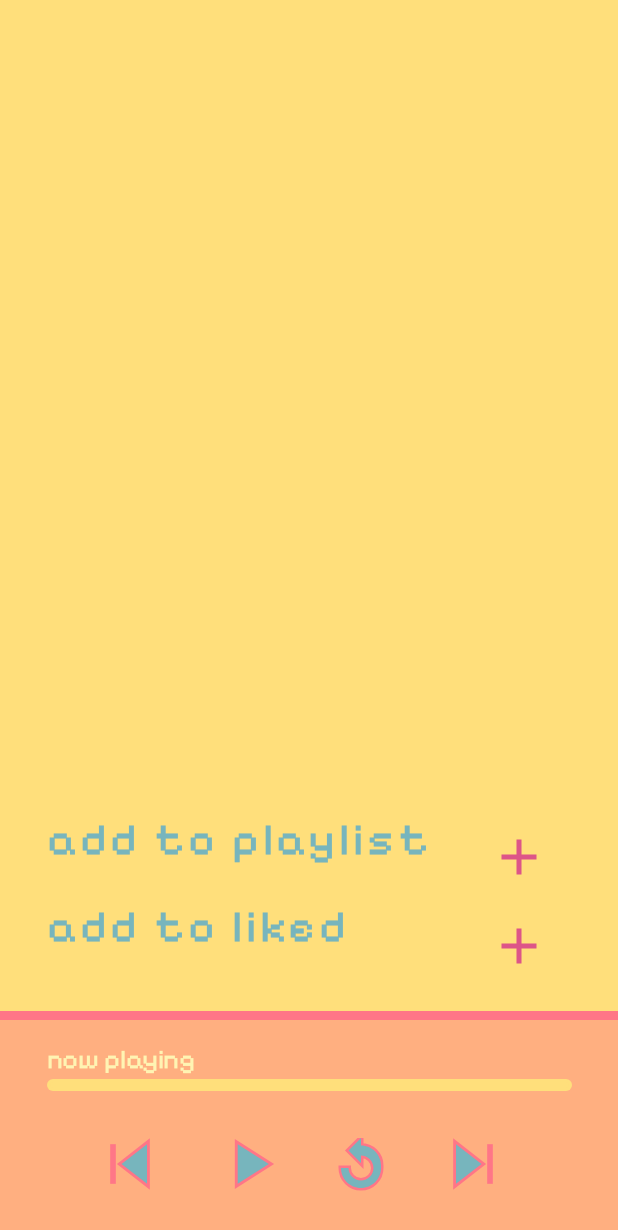
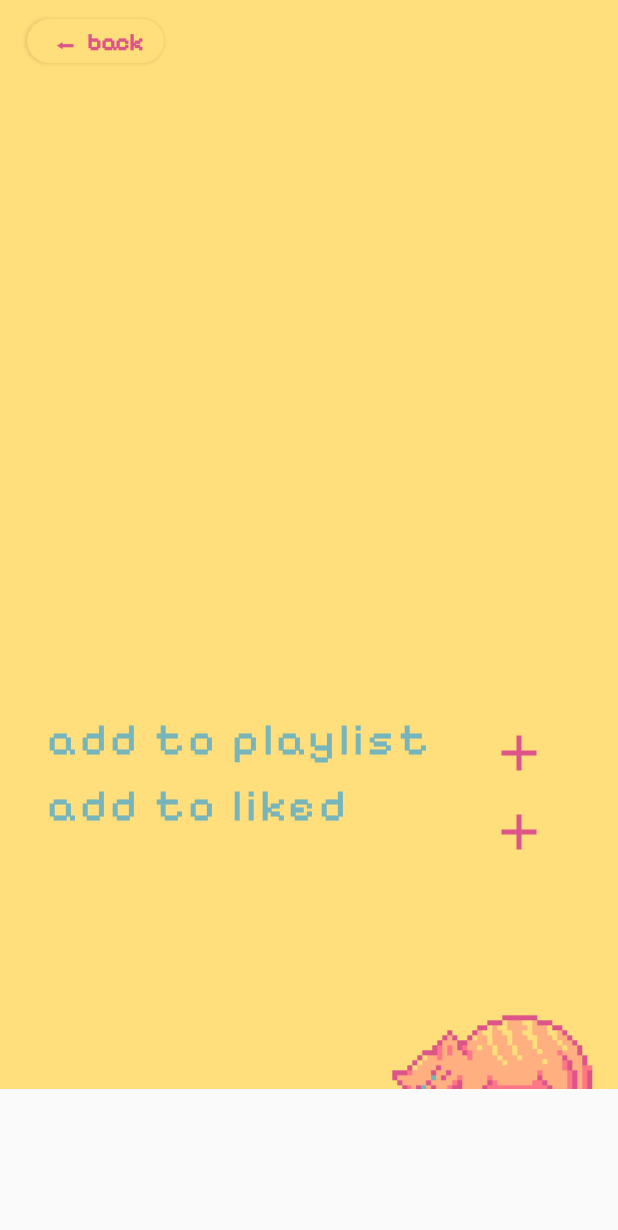
Before and after one commit to smariyamm/Whispurrs, an Android app: the SelectedSongActivity screen opened directly, with no data from a screen before it, on a phone screen of 412 x 824 dp. Shown: the top 1230 px of the screen. Run offline under Robolectric (Android 15) with nearby library versions, the light colour scheme and no system bars; our stand-ins replace Firebase (no records; nobody signed in at launch, a user with empty details on screens opened directly); 1 statement that could not run was skipped.

Commit message:
fixed selected song feature

```diff
--- a/Whispurrs/app/src/main/java/com/example/whispurrs/SelectedSongActivity.java
+++ b/Whispurrs/app/src/main/java/com/example/whispurrs/SelectedSongActivity.java
@@ -1,8 +1,10 @@
 package com.example.whispurrs;
 
+import android.content.Intent;
 import android.media.MediaPlayer;
 import android.os.Bundle;
 import android.os.Handler;
+import android.widget.Button;
 import android.widget.ProgressBar;
 import android.widget.TextView;
 
@@ -25,11 +27,18 @@ public class SelectedSongActivity extends AppCompatActivity {
         super.onCreate(savedInstanceState);
         EdgeToEdge.enable(this);
         setContentView(R.layout.activity_selected_song);
-        ViewCompat.setOnApplyWindowInsetsListener(findViewById(R.id.main), (v, insets) -> {
+        ViewCompat.setOnApplyWindowInsetsListener(findViewById(R.id.selected_song_screen), (v, insets) -> {
             Insets systemBars = insets.getInsets(WindowInsetsCompat.Type.systemBars());
             v.setPadding(systemBars.left, systemBars.top, systemBars.right, systemBars.bottom);
             return insets;
         });
+
+        Button back = findViewById(R.id.backbutton);
+        back.setOnClickListener(v -> {
+            Intent intent = new Intent(SelectedSongActivity.this, BeatsLibrary.class);
+            startActivity(intent);
+        });
+
 
         String songName = getIntent().getStringExtra("songName");
         String songUrl = getIntent().getStringExtra("songUrl");
@@ -46,7 +55,6 @@ public class SelectedSongActivity extends AppCompatActivity {
         name4.setText(songName);
         name5.setText(songName);
 
-        progress = findViewById(R.id.songProgress); // initialize ProgressBar
 
         mediaPlayer = new MediaPlayer();
         try {
--- /dev/null
+++ b/Whispurrs/app/src/main/res/drawable/yellowroundedbutton.xml
@@ -0,0 +1,6 @@
+<?xml version="1.0" encoding="utf-8"?>
+<shape xmlns:android="http://schemas.android.com/apk/res/android"
+    android:shape="rectangle">
+    <solid android:color="#FFDF7B" />
+    <corners android:radius="110dp" />
+</shape>
--- a/Whispurrs/app/src/main/res/layout/activity_selected_song.xml
+++ b/Whispurrs/app/src/main/res/layout/activity_selected_song.xml
@@ -2,18 +2,25 @@
 <androidx.constraintlayout.widget.ConstraintLayout xmlns:android="http://schemas.android.com/apk/res/android"
     xmlns:app="http://schemas.android.com/apk/res-auto"
     xmlns:tools="http://schemas.android.com/tools"
-    android:id="@+id/main"
+    android:id="@+id/selected_song_screen"
     android:layout_width="match_parent"
-    android:layout_height="match_parent"
+    android:layout_height="726dp"
     android:background="#FFDF7B"
-    tools:context=".SelectedSongActivity" >
+    tools:context=".SelectedSongActivity"
+    android:clickable="true"
+    android:focusable="true"
+
+    android:gravity="center"
+    >
+
 
     <FrameLayout
         android:id="@+id/frameLayout"
         android:layout_width="wrap_content"
         android:layout_height="wrap_content"
         android:layout_gravity="center"
-        android:layout_marginBottom="700dp"
+        android:layout_marginTop="70dp"
+        android:layout_marginBottom="580dp"
         app:layout_constraintBottom_toBottomOf="parent"
         app:layout_constraintEnd_toEndOf="parent"
         app:layout_constraintStart_toStartOf="parent"
@@ -91,108 +98,11 @@
     <!-- !!!!!!!!!!!!!!!!!!!!!! BOTTOM BAR !!!!!!!!!!!!!!!!!!!!!!  -->
 
 
-    <LinearLayout
-        android:id="@+id/bottomPlaybackBar"
-        android:layout_width="0dp"
-        android:layout_height="150dp"
-        android:background="@drawable/nowplaying"
-        android:gravity="center_vertical"
-        android:orientation="horizontal"
-        android:padding="10dp"
-        app:layout_constraintBottom_toBottomOf="parent"
-        app:layout_constraintEnd_toEndOf="parent"
-        app:layout_constraintHorizontal_bias="0.0"
-        app:layout_constraintStart_toStartOf="parent">
-
-    </LinearLayout>
-
-    <ImageButton
-        android:id="@+id/playPauseButton"
-        android:layout_width="wrap_content"
-        android:layout_height="wrap_content"
-        android:layout_marginEnd="80dp"
-        android:background="@null"
-        android:contentDescription="Play/Pause"
-        android:scaleType="centerInside"
-        android:src="@drawable/play"
-        app:layout_constraintBottom_toBottomOf="parent"
-        app:layout_constraintEnd_toEndOf="parent"
-        app:layout_constraintStart_toStartOf="@+id/bottomPlaybackBar"
-        app:layout_constraintTop_toBottomOf="@+id/linearLayout" />
-
-    <LinearLayout
-        android:id="@+id/linearLayout"
-        android:layout_width="350dp"
-        android:layout_height="wrap_content"
-        android:layout_marginBottom="75dp"
-        android:orientation="vertical"
-        app:layout_constraintBottom_toBottomOf="@+id/bottomPlaybackBar"
-        app:layout_constraintEnd_toEndOf="@+id/bottomPlaybackBar"
-        app:layout_constraintStart_toStartOf="@+id/bottomPlaybackBar"
-        app:layout_constraintTop_toTopOf="@+id/bottomPlaybackBar">
-
-        <TextView
-            android:id="@+id/songTitle"
-            android:layout_width="wrap_content"
-            android:layout_height="wrap_content"
-            android:fontFamily="@font/pixelify_sans_medium"
-            android:paddingBottom="2dp"
-            android:text="now playing"
-            android:textColor="#FFF4B3"
-            android:textSize="18sp" />
-
-        <ProgressBar
-            android:id="@+id/songProgress"
-            style="?android:attr/progressBarStyleHorizontal"
-            android:layout_width="match_parent"
-            android:layout_height="8dp"
-            android:background="@drawable/progressbar"
-            android:backgroundTint="#FFDF7B"
-            android:max="100"
-            android:padding="2dp"
-            android:progress="0"
-            android:progressDrawable="@drawable/progress" />
-    </LinearLayout>
-
-    <ImageButton
-        android:id="@+id/skip"
-        android:layout_width="wrap_content"
-        android:layout_height="wrap_content"
-        android:layout_marginStart="30dp"
-        android:background="@drawable/skip"
-        app:layout_constraintBottom_toBottomOf="parent"
-        app:layout_constraintEnd_toEndOf="parent"
-        app:layout_constraintStart_toEndOf="@+id/playPauseButton"
-        app:layout_constraintTop_toBottomOf="@+id/linearLayout" />
-
-    <ImageButton
-        android:id="@+id/back"
-        android:layout_width="wrap_content"
-        android:layout_height="wrap_content"
-        android:layout_marginStart="30dp"
-        android:background="@drawable/skip"
-        android:rotationY="180"
-        app:layout_constraintBottom_toBottomOf="parent"
-        app:layout_constraintEnd_toStartOf="@+id/playPauseButton"
-        app:layout_constraintStart_toStartOf="@+id/bottomPlaybackBar"
-        app:layout_constraintTop_toBottomOf="@+id/linearLayout" />
-
-    <ImageButton
-        android:id="@+id/button4"
-        android:layout_width="wrap_content"
-        android:layout_height="wrap_content"
-        android:layout_marginTop="5dp"
-        android:layout_weight="1"
-        android:background="@drawable/replay"
-        app:layout_constraintBottom_toBottomOf="parent"
-        app:layout_constraintEnd_toStartOf="@+id/skip"
-        app:layout_constraintStart_toEndOf="@+id/playPauseButton"
-        app:layout_constraintTop_toBottomOf="@+id/linearLayout" />
-
     <TextView
         android:id="@+id/playlist"
         android:layout_width="wrap_content"
         android:layout_height="wrap_content"
+        android:layout_marginBottom="130dp"
         android:fontFamily="@font/pixelify_sans_medium"
         android:gravity="center"
         android:letterSpacing="0.09"
@@ -200,7 +110,7 @@
         android:text="add to playlist"
         android:textColor="#77B5BD"
         android:textSize="30sp"
-        app:layout_constraintBottom_toTopOf="@+id/bottomPlaybackBar"
+        app:layout_constraintBottom_toBottomOf="parent"
         app:layout_constraintEnd_toEndOf="parent"
         app:layout_constraintHorizontal_bias="0.198"
         app:layout_constraintStart_toStartOf="parent"
@@ -211,6 +121,7 @@
         android:id="@+id/liked"
         android:layout_width="wrap_content"
         android:layout_height="wrap_content"
+        android:layout_marginBottom="170dp"
         android:fontFamily="@font/pixelify_sans_medium"
         android:gravity="center"
         android:letterSpacing="0.09"
@@ -218,11 +129,11 @@
         android:text="add to liked"
         android:textColor="#77B5BD"
         android:textSize="30sp"
-        app:layout_constraintBottom_toTopOf="@+id/bottomPlaybackBar"
+        app:layout_constraintBottom_toBottomOf="parent"
         app:layout_constraintEnd_toEndOf="parent"
         app:layout_constraintHorizontal_bias="0.146"
         app:layout_constraintStart_toStartOf="parent"
-        app:layout_constraintTop_toTopOf="parent"
+        app:layout_constraintTop_toBottomOf="@+id/playlist"
         app:layout_constraintVertical_bias="0.94" />
 
     <ImageButton
@@ -257,4 +168,36 @@
         app:layout_constraintTop_toTopOf="parent"
         app:layout_constraintVertical_bias="0.779" />
 
+
+    <Button
+        android:id="@+id/backbutton"
+        android:layout_width="91dp"
+        android:layout_height="29dp"
+        android:background="@drawable/yellowroundedbutton"
+        android:fontFamily="@font/pixelify_sans_medium"
+        android:text=" ⬅  back"
+        android:textAllCaps="false"
+        android:textColor="#DD5588"
+        android:textSize="16sp"
+        android:textStyle="bold"
+        app:layout_constraintBottom_toBottomOf="parent"
+        app:layout_constraintEnd_toEndOf="parent"
+        app:layout_constraintHorizontal_bias="0.056"
+        app:layout_constraintStart_toStartOf="parent"
+        app:layout_constraintTop_toTopOf="parent"
+        app:layout_constraintVertical_bias="0.018" />
+
+    <ImageView
+        android:id="@+id/imageViewGif"
+        android:layout_width="250dp"
+        android:layout_height="250dp"
+        android:layout_marginStart="245dp"
+        android:layout_marginTop="715dp"
+        android:scaleType="fitXY"
+        android:src="@drawable/resizedsleepycat"
+        app:layout_constraintBottom_toBottomOf="parent"
+        app:layout_constraintEnd_toEndOf="parent"
+        app:layout_constraintStart_toStartOf="parent"
+        app:layout_constraintTop_toTopOf="parent" />
+
 </androidx.constraintlayout.widget.ConstraintLayout>
```
Also changed, not shown: Whispurrs/app/src/main/java/com/example/whispurrs/BeatsLibrary.java (+84 -8 lines), Whispurrs/app/src/main/res/layout/activity_beats_library.xml (+70 -30 lines).
